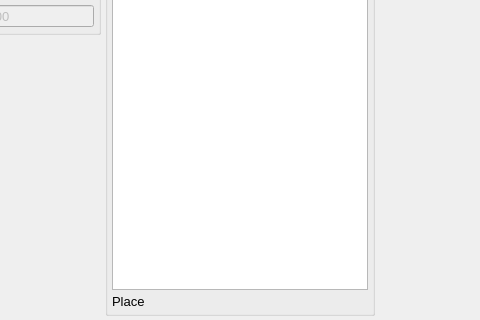
The window that src/gui/configurationtab.ui (disorderedmaterials/dissolve) describes before a commit, drawn with Qt 5; both pictures show x 99 to 579 and y 376 to 696 of the 1254 by 696 pixel window.
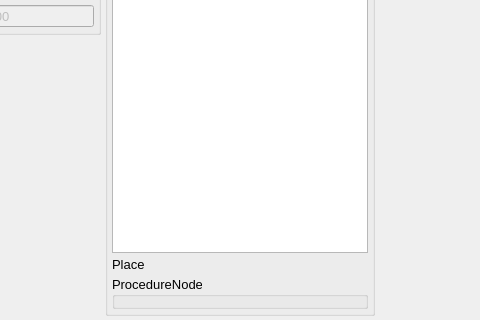
The same window after the commit. Icons and pictures are not drawn. Custom widgets are drawn as their Qt base class.

Commit message: Correctly replace Widgets as they are added

```diff
--- a/src/gui/configurationtab.ui
+++ b/src/gui/configurationtab.ui
@@ -700,6 +700,30 @@
           </property>
          </widget>
         </item>
+     <item>
+      <widget class="QGroupBox" name="ProcedureGroup">
+       <property name="title">
+        <string>ProcedureNode</string>
+       </property>
+       <layout class="QHBoxLayout" name="ProcedureLayout">
+        <property name="spacing">
+         <number>4</number>
+        </property>
+        <property name="leftMargin">
+         <number>4</number>
+        </property>
+        <property name="topMargin">
+         <number>4</number>
+        </property>
+        <property name="rightMargin">
+         <number>4</number>
+        </property>
+        <property name="bottomMargin">
+         <number>4</number>
+        </property>
+       </layout>
+      </widget>
+     </item>
      </layout>
     </widget>
    </item>
```
The commit also changes 2 other files.
